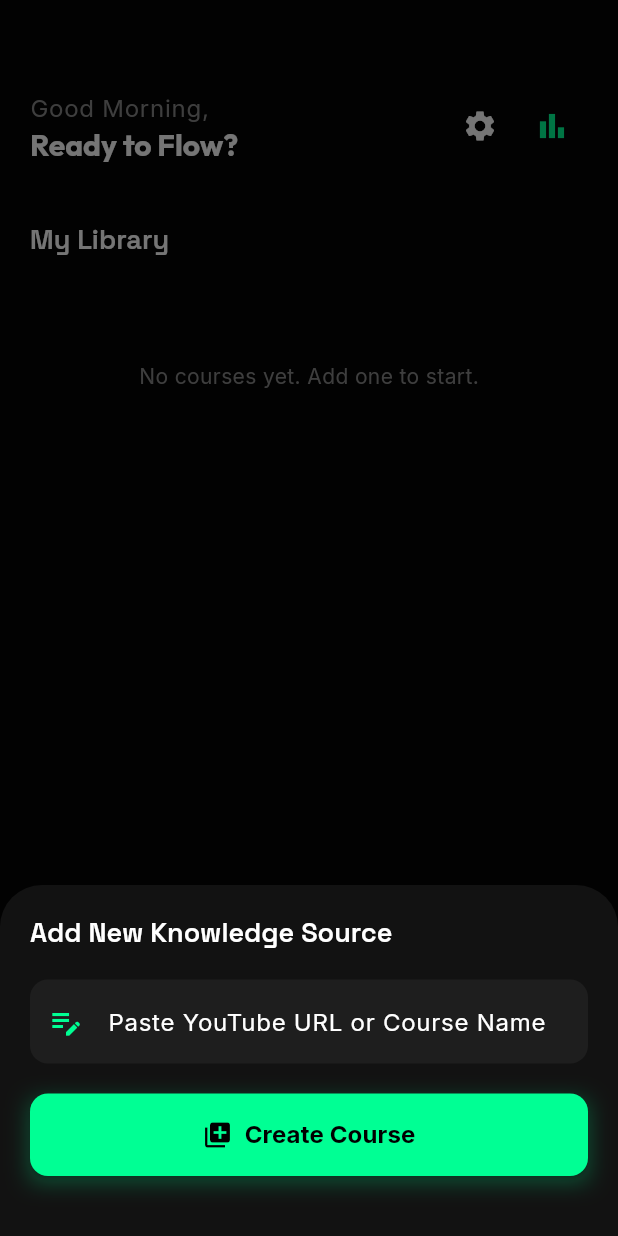
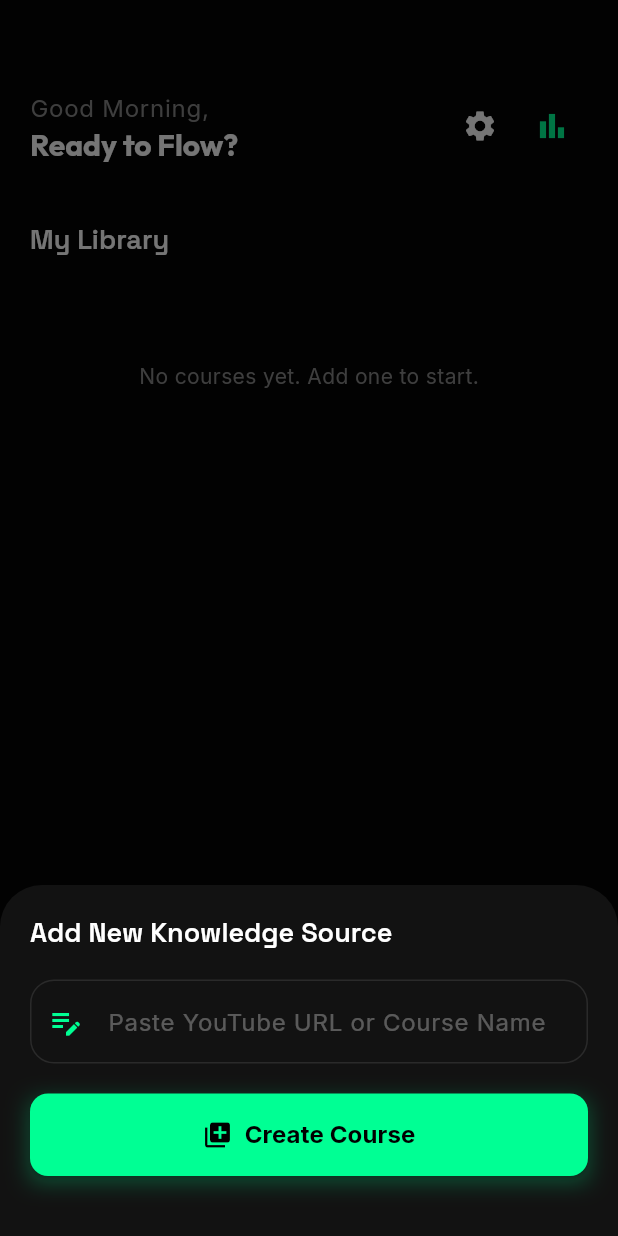
Before and after one commit to prakashbsamanta/queue, a Flutter app: the screen it shows after launch, after a tap on the "add" icon, on a phone screen of 412 x 824 dp. Run offline on Flutter 3.47's test engine with Material 3 defaults, Android fonts, the phone set to English and light mode, and no system bars; drawn by our look-alikes of flutter_animate; our stand-ins replace cached_network_image, fl_chart, flutter_riverpod, google_fonts, hive, hive_flutter and 2 more; missing offline and left inert: youtube_explode_dart; accounts and stored records are empty; generated files the repository leaves out were written again.

Commit message:
refactor: introduce generic NeoTextField, NeoLoading, NeoError components

```diff
--- a/lib/ui/add_course/add_course_modal.dart
+++ b/lib/ui/add_course/add_course_modal.dart
@@ -6,6 +6,9 @@ import '../../logic/add_course_logic.dart';
 import '../../core/theme.dart';
 import '../widgets/neo_button.dart';
 import '../widgets/neo_dropdown.dart';
+import '../widgets/neo_text_field.dart';
+import '../widgets/neo_loading.dart';
+import '../widgets/neo_error.dart';
 
 class AddCourseModal extends ConsumerStatefulWidget {
   const AddCourseModal({super.key});
@@ -133,24 +136,15 @@ class _AddCourseModalState extends ConsumerState<AddCourseModal> {
 
             if (_addToExisting) const SizedBox(height: 10),
 
-            TextFormField(
+            NeoTextField(
               controller: _urlController,
-              style: const TextStyle(color: Colors.white),
-              decoration: InputDecoration(
-                hintText: _addToExisting ? 'Paste Link or type Text' : 'Paste YouTube URL or Course Name',
-                filled: true,
-                fillColor: Colors.white.withValues(alpha: 0.05),
-                border: OutlineInputBorder(
-                  borderRadius: BorderRadius.circular(12),
-                  borderSide: BorderSide.none,
-                ),
-                prefixIcon: const Icon(Icons.edit_note, color: AppTheme.accent),
-              ),
+              hintText: _addToExisting ? 'Paste Link or type Text' : 'Paste YouTube URL or Course Name',
+              prefixIcon: const Icon(Icons.edit_note, color: AppTheme.accent),
               validator: (value) {
                 if (value == null || value.isEmpty) {
                   return 'Please enter content';
                 }
-                return null; // All input is valid now
+                return null;
               },
             ),
             const SizedBox(height: 20),
@@ -163,30 +157,13 @@ class _AddCourseModalState extends ConsumerState<AddCourseModal> {
                   icon: _addToExisting ? Icons.add_link : Icons.library_add,
                 ),
               ),
-              loading: () => const Center(
-                child: Column(
-                  children: [
-                    CircularProgressIndicator(color: AppTheme.accent),
-                    SizedBox(height: 10),
-                    Text('Processing...'),
-                  ],
-                ),
+              loading: () => const SizedBox(
+                height: 100,
+                child: NeoLoading(message: 'Processing...'),
               ),
-              error: (err, stack) => Column(
-                children: [
-                  Text(
-                    'Error: $err',
-                    style: const TextStyle(color: AppTheme.error),
-                  ),
-                  const SizedBox(height: 10),
-                  SizedBox(
-                    width: double.infinity,
-                    child: NeoButton(
-                      text: 'Retry',
-                      onPressed: _submit,
-                    ),
-                  )
-                ],
+              error: (err, stack) => NeoError(
+                error: err,
+                onRetry: _submit,
               ),
             ),
             const SizedBox(height: 40),
--- a/lib/ui/dashboard/dashboard_screen.dart
+++ b/lib/ui/dashboard/dashboard_screen.dart
@@ -10,6 +10,8 @@ import '../add_course/add_course_modal.dart';
 import '../course_detail/course_detail_screen.dart';
 import '../analytics/analytics_screen.dart';
 import '../settings/settings_screen.dart';
+import '../widgets/neo_loading.dart';
+import '../widgets/neo_error.dart';
 
 class DashboardScreen extends ConsumerWidget {
   const DashboardScreen({super.key});
@@ -133,10 +135,16 @@ class DashboardScreen extends ConsumerWidget {
               );
             },
             error: (err, stack) => SliverToBoxAdapter(
-              child: Center(child: Text('Error: $err')),
+              child: Padding(
+                padding: const EdgeInsets.only(top: 50),
+                child: NeoError(error: err),
+              ),
             ),
             loading: () => const SliverToBoxAdapter(
-              child: Center(child: CircularProgressIndicator()),
+              child: Padding(
+                padding: EdgeInsets.only(top: 50),
+                child: NeoLoading(message: 'Loading Library...'),
+              ),
             ),
           ),
           const SliverPadding(padding: EdgeInsets.only(bottom: 80)),
--- /dev/null
+++ b/lib/ui/widgets/neo_loading.dart
@@ -0,0 +1,30 @@
+import 'package:flutter/material.dart';
+import '../../core/theme.dart';
+
+class NeoLoading extends StatelessWidget {
+  final String? message;
+
+  const NeoLoading({super.key, this.message});
+
+  @override
+  Widget build(BuildContext context) {
+    return Center(
+      child: Column(
+        mainAxisSize: MainAxisSize.min,
+        children: [
+          const CircularProgressIndicator(color: AppTheme.accent),
+          if (message != null) ...[
+            const SizedBox(height: 16),
+            Text(
+              message!,
+              style: const TextStyle(
+                color: AppTheme.textSecondary,
+                fontSize: 14,
+              ),
+            ),
+          ],
+        ],
+      ),
+    );
+  }
+}
--- /dev/null
+++ b/lib/ui/widgets/neo_text_field.dart
@@ -0,0 +1,68 @@
+import 'package:flutter/material.dart';
+import '../../core/theme.dart';
+
+class NeoTextField extends StatelessWidget {
+  final TextEditingController controller;
+  final String hintText;
+  final bool obscureText;
+  final Widget? prefixIcon;
+  final Widget? suffixIcon;
+  final String? Function(String?)? validator;
+  final ValueChanged<String>? onChanged;
+  final TextInputType? keyboardType;
+  final bool readOnly;
+  final VoidCallback? onTap;
+
+  const NeoTextField({
+    super.key,
+    required this.controller,
+    required this.hintText,
+    this.obscureText = false,
+    this.prefixIcon,
+    this.suffixIcon,
+    this.validator,
+    this.onChanged,
+    this.keyboardType,
+    this.readOnly = false,
+    this.onTap,
+  });
+
+  @override
+  Widget build(BuildContext context) {
+    return TextFormField(
+      controller: controller,
+      obscureText: obscureText,
+      style: const TextStyle(color: Colors.white),
+      keyboardType: keyboardType,
+      readOnly: readOnly,
+      onTap: onTap,
+      onChanged: onChanged,
+      validator: validator,
+      decoration: InputDecoration(
+        hintText: hintText,
+        hintStyle: TextStyle(color: Colors.white.withValues(alpha: 0.3)),
+        filled: true,
+        fillColor: AppTheme.surface, // Standard surface color
+        border: OutlineInputBorder(
+          borderRadius: BorderRadius.circular(16),
+          borderSide: BorderSide(color: Colors.white.withValues(alpha: 0.1)),
+        ),
+        enabledBorder: OutlineInputBorder(
+          borderRadius: BorderRadius.circular(16),
+          borderSide: BorderSide(color: Colors.white.withValues(alpha: 0.1)),
+        ),
+        focusedBorder: OutlineInputBorder(
+          borderRadius: BorderRadius.circular(16),
+          borderSide: const BorderSide(color: AppTheme.accent),
+        ),
+        errorBorder: OutlineInputBorder(
+          borderRadius: BorderRadius.circular(16),
+          borderSide: const BorderSide(color: AppTheme.error),
+        ),
+        prefixIcon: prefixIcon,
+        suffixIcon: suffixIcon,
+        contentPadding: const EdgeInsets.symmetric(horizontal: 16, vertical: 16),
+      ),
+    );
+  }
+}
```
Also changed, not shown: lib/ui/settings/settings_screen.dart (+2 -6 lines), lib/ui/widgets/neo_error.dart (added, +51 -0 lines).
